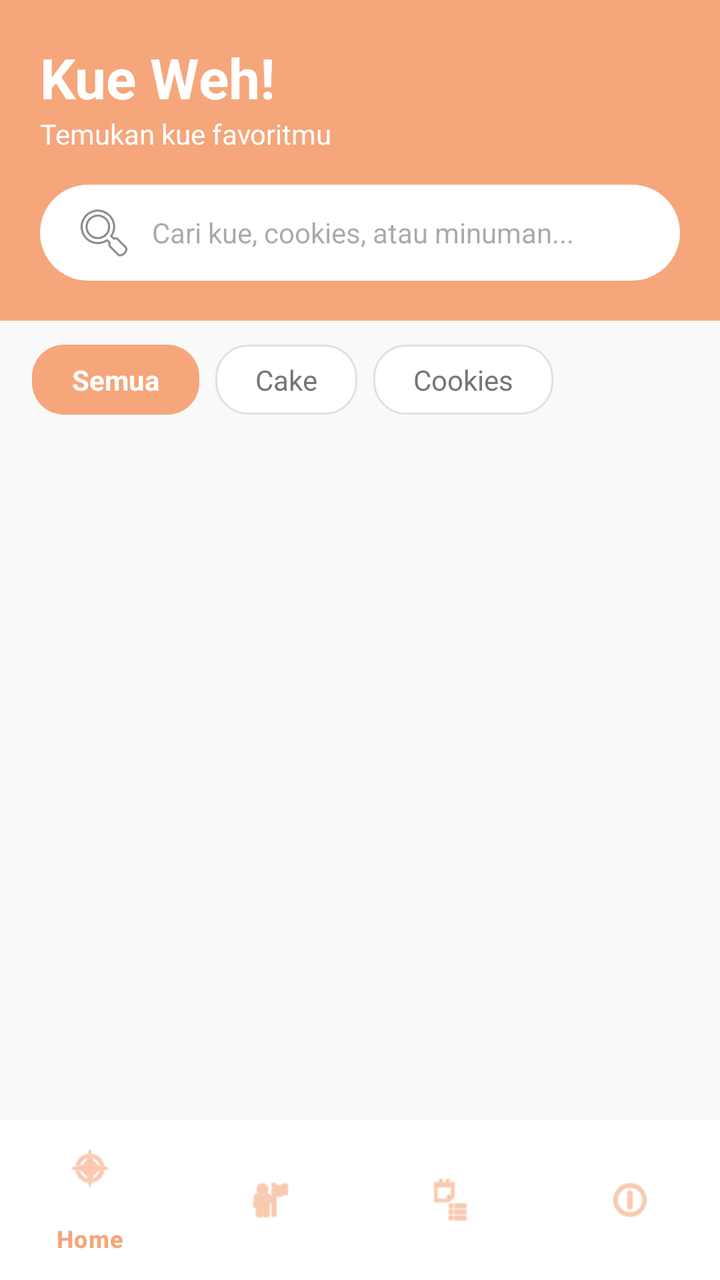
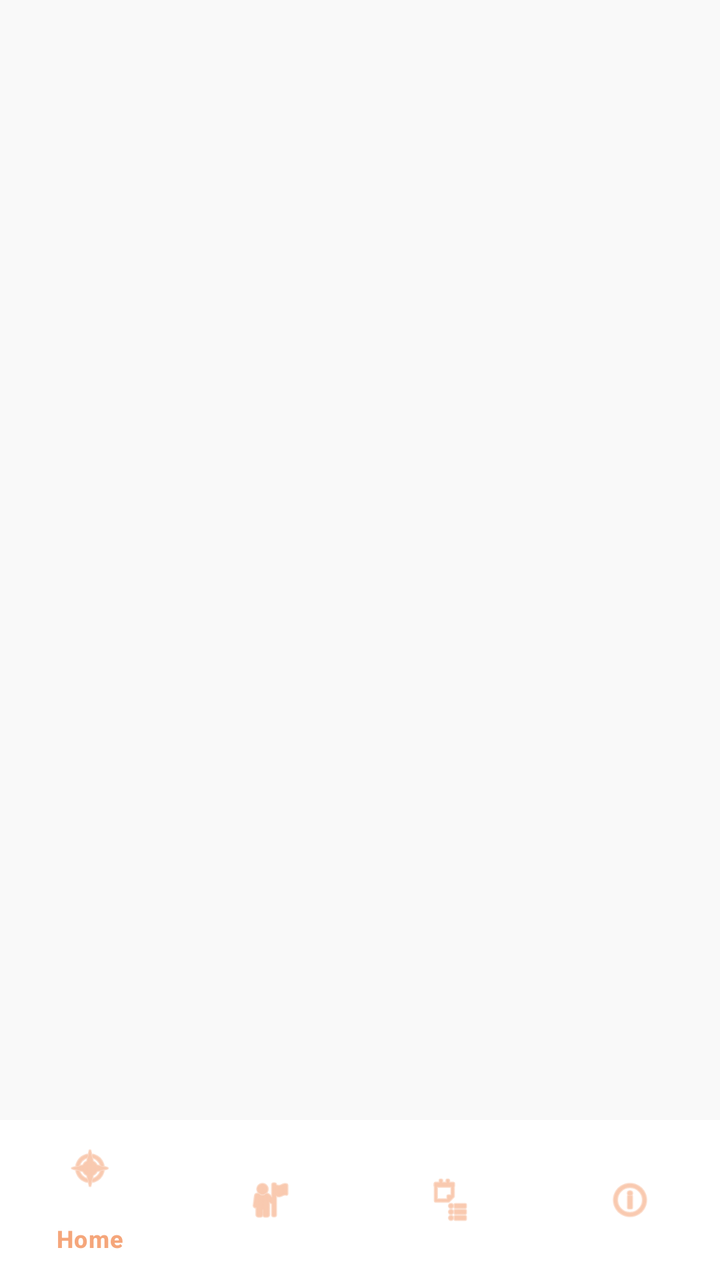

An Android layout rendered at two revisions. The XML below is the earlier revision; the diff shows what the commit changed to produce the second picture.
<!-- AndroidManifest.xml: application theme Theme.KueWeh -->
<!-- res/layout/activity_main.xml -->
<?xml version="1.0" encoding="utf-8"?>
<LinearLayout xmlns:android="http://schemas.android.com/apk/res/android"
    xmlns:app="http://schemas.android.com/apk/res-auto"
    android:layout_width="match_parent"
    android:layout_height="match_parent"
    android:background="#F9F9F9"
    android:orientation="vertical">

    <LinearLayout
        android:layout_width="match_parent"
        android:layout_height="wrap_content"
        android:background="#F5A67B"
        android:orientation="vertical"
        android:padding="20dp">

        <TextView
            android:layout_width="wrap_content"
            android:layout_height="wrap_content"
            android:text="Kue Weh!"
            android:textColor="#FFFFFF"
            android:textSize="28sp"
            android:textStyle="bold" />

        <TextView
            android:layout_width="wrap_content"
            android:layout_height="wrap_content"
            android:layout_marginBottom="16dp"
            android:text="Temukan kue favoritmu"
            android:textColor="#FFFFFF"
            android:textSize="14sp" />

        <EditText
            android:layout_width="match_parent"
            android:layout_height="48dp"
            android:background="@drawable/bg_search_rounded"
            android:drawableStart="@android:drawable/ic_menu_search"
            android:drawablePadding="8dp"
            android:hint="Cari kue, cookies, atau minuman..."
            android:paddingStart="16dp"
            android:paddingEnd="16dp"
            android:textSize="14sp" />
    </LinearLayout>
    <HorizontalScrollView
        android:layout_width="match_parent"
        android:layout_height="wrap_content"
        android:paddingHorizontal="16dp"
        android:paddingVertical="12dp"
        android:scrollbars="none">

        <LinearLayout
            android:layout_width="wrap_content"
            android:layout_height="wrap_content"
            android:orientation="horizontal">

            <TextView
                android:layout_width="wrap_content"
                android:layout_height="wrap_content"
                android:background="@drawable/bg_chip_active"
                android:paddingHorizontal="20dp"
                android:paddingVertical="8dp"
                android:text="Semua"
                android:textColor="#FFFFFF"
                android:textStyle="bold" />

            <TextView
                android:layout_width="wrap_content"
                android:layout_height="wrap_content"
                android:layout_marginStart="8dp"
                android:background="@drawable/bg_chip_inactive"
                android:paddingHorizontal="20dp"
                android:paddingVertical="8dp"
                android:text="Cake"
                android:textColor="#757575" />

            <TextView
                android:layout_width="wrap_content"
                android:layout_height="wrap_content"
                android:layout_marginStart="8dp"
                android:background="@drawable/bg_chip_inactive"
                android:paddingHorizontal="20dp"
                android:paddingVertical="8dp"
                android:text="Cookies"
                android:textColor="#757575" />
        </LinearLayout>
    </HorizontalScrollView>

    <androidx.recyclerview.widget.RecyclerView
        android:id="@+id/rvKue"
        android:layout_width="match_parent"
        android:layout_height="0dp"
        android:layout_weight="1"
        android:clipToPadding="false"
        android:padding="8dp"
        app:layoutManager="androidx.recyclerview.widget.GridLayoutManager"
        app:spanCount="2" />

    <com.google.android.material.bottomnavigation.BottomNavigationView
        android:id="@+id/bottom_navigation"
        android:layout_width="match_parent"
        android:layout_height="wrap_content"
        android:background="#FFFFFF"
        app:elevation="8dp"
        app:itemIconTint="#F5A67B"
        app:itemTextColor="#F5A67B"
        app:menu="@menu/bottom_nav_menu" />

</LinearLayout>
<!-- resources referenced by this layout -->
<resources>
  <!-- drawable bg_chip_active (drawable) -->
  <?xml version="1.0" encoding="utf-8"?>
  <shape xmlns:android="http://schemas.android.com/apk/res/android">
      <solid android:color="#F5A67B" /> <corners android:radius="16dp" />
  </shape>
  <!-- drawable bg_chip_inactive (drawable) -->
  <?xml version="1.0" encoding="utf-8"?>
  <shape xmlns:android="http://schemas.android.com/apk/res/android">
      <solid android:color="#FFFFFF" />
      <stroke android:width="1dp" android:color="#E0E0E0" /> <corners android:radius="16dp" />
  </shape>
  <!-- drawable bg_search_rounded (drawable) -->
  <?xml version="1.0" encoding="utf-8"?>
  <shape xmlns:android="http://schemas.android.com/apk/res/android">
      <solid android:color="#FFFFFF" />
      <corners android:radius="24dp" /> </shape>
  <style name="Theme.KueWeh" parent="Base.Theme.KueWeh" />
  <style name="Base.Theme.KueWeh" parent="Theme.Material3.DayNight.NoActionBar">
          
          
      </style>
</resources>

<!-- the commit's change to res/layout/activity_main.xml (unified diff, before → after) -->
@@ -6,93 +6,11 @@
     android:background="#F9F9F9"
     android:orientation="vertical">
 
-    <LinearLayout
-        android:layout_width="match_parent"
-        android:layout_height="wrap_content"
-        android:background="#F5A67B"
-        android:orientation="vertical"
-        android:padding="20dp">
-
-        <TextView
-            android:layout_width="wrap_content"
-            android:layout_height="wrap_content"
-            android:text="Kue Weh!"
-            android:textColor="#FFFFFF"
-            android:textSize="28sp"
-            android:textStyle="bold" />
-
-        <TextView
-            android:layout_width="wrap_content"
-            android:layout_height="wrap_content"
-            android:layout_marginBottom="16dp"
-            android:text="Temukan kue favoritmu"
-            android:textColor="#FFFFFF"
-            android:textSize="14sp" />
-
-        <EditText
-            android:layout_width="match_parent"
-            android:layout_height="48dp"
-            android:background="@drawable/bg_search_rounded"
-            android:drawableStart="@android:drawable/ic_menu_search"
-            android:drawablePadding="8dp"
-            android:hint="Cari kue, cookies, atau minuman..."
-            android:paddingStart="16dp"
-            android:paddingEnd="16dp"
-            android:textSize="14sp" />
-    </LinearLayout>
-    <HorizontalScrollView
-        android:layout_width="match_parent"
-        android:layout_height="wrap_content"
-        android:paddingHorizontal="16dp"
-        android:paddingVertical="12dp"
-        android:scrollbars="none">
-
-        <LinearLayout
-            android:layout_width="wrap_content"
-            android:layout_height="wrap_content"
-            android:orientation="horizontal">
-
-            <TextView
-                android:layout_width="wrap_content"
-                android:layout_height="wrap_content"
-                android:background="@drawable/bg_chip_active"
-                android:paddingHorizontal="20dp"
-                android:paddingVertical="8dp"
-                android:text="Semua"
-                android:textColor="#FFFFFF"
-                android:textStyle="bold" />
-
-            <TextView
-                android:layout_width="wrap_content"
-                android:layout_height="wrap_content"
-                android:layout_marginStart="8dp"
-                android:background="@drawable/bg_chip_inactive"
-                android:paddingHorizontal="20dp"
-                android:paddingVertical="8dp"
-                android:text="Cake"
-                android:textColor="#757575" />
-
-            <TextView
-                android:layout_width="wrap_content"
-                android:layout_height="wrap_content"
-                android:layout_marginStart="8dp"
-                android:background="@drawable/bg_chip_inactive"
-                android:paddingHorizontal="20dp"
-                android:paddingVertical="8dp"
-                android:text="Cookies"
-                android:textColor="#757575" />
-        </LinearLayout>
-    </HorizontalScrollView>
-
-    <androidx.recyclerview.widget.RecyclerView
-        android:id="@+id/rvKue"
+    <FrameLayout
+        android:id="@+id/fragment_container"
         android:layout_width="match_parent"
         android:layout_height="0dp"
-        android:layout_weight="1"
-        android:clipToPadding="false"
-        android:padding="8dp"
-        app:layoutManager="androidx.recyclerview.widget.GridLayoutManager"
-        app:spanCount="2" />
+        android:layout_weight="1" />
 
     <com.google.android.material.bottomnavigation.BottomNavigationView
         android:id="@+id/bottom_navigation"
<!-- resource entries referenced after the edit -->
@@ -1,21 +1,5 @@
 <!-- resources referenced by this layout -->
 <resources>
-  <!-- drawable bg_chip_active (drawable) -->
-  <?xml version="1.0" encoding="utf-8"?>
-  <shape xmlns:android="http://schemas.android.com/apk/res/android">
-      <solid android:color="#F5A67B" /> <corners android:radius="16dp" />
-  </shape>
-  <!-- drawable bg_chip_inactive (drawable) -->
-  <?xml version="1.0" encoding="utf-8"?>
-  <shape xmlns:android="http://schemas.android.com/apk/res/android">
-      <solid android:color="#FFFFFF" />
-      <stroke android:width="1dp" android:color="#E0E0E0" /> <corners android:radius="16dp" />
-  </shape>
-  <!-- drawable bg_search_rounded (drawable) -->
-  <?xml version="1.0" encoding="utf-8"?>
-  <shape xmlns:android="http://schemas.android.com/apk/res/android">
-      <solid android:color="#FFFFFF" />
-      <corners android:radius="24dp" /> </shape>
   <style name="Theme.KueWeh" parent="Base.Theme.KueWeh" />
   <style name="Base.Theme.KueWeh" parent="Theme.Material3.DayNight.NoActionBar">
           
